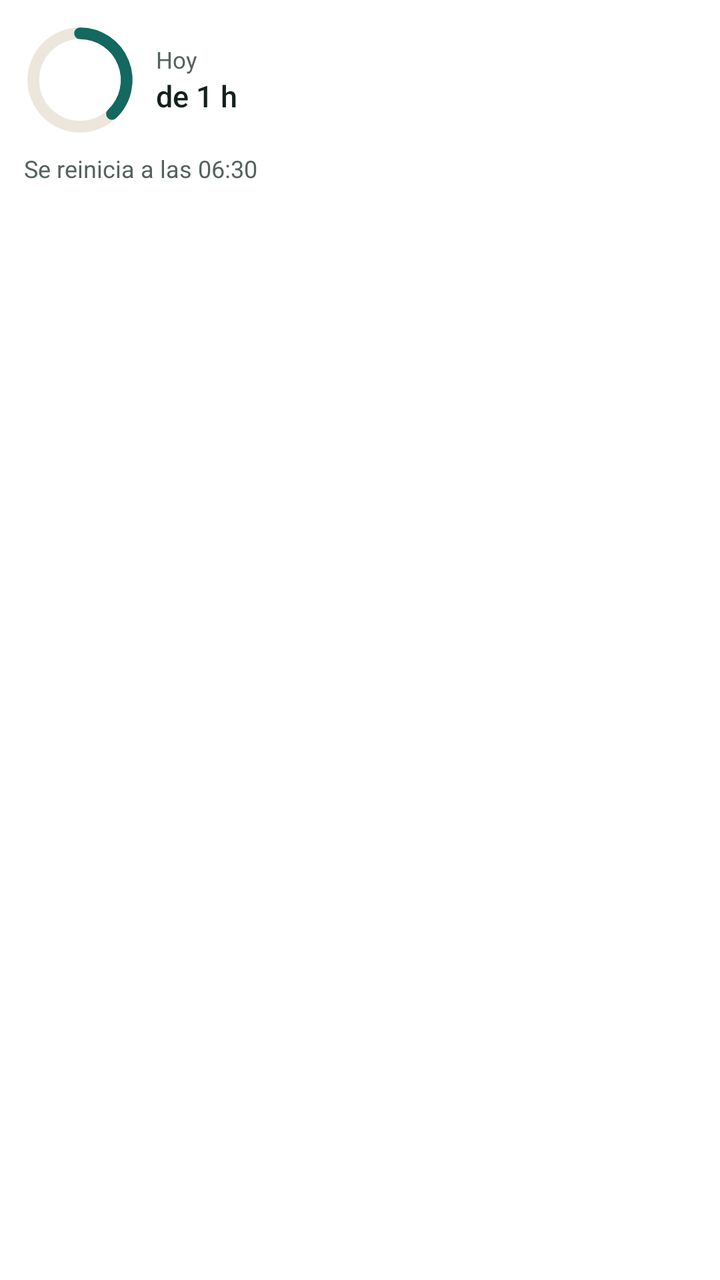
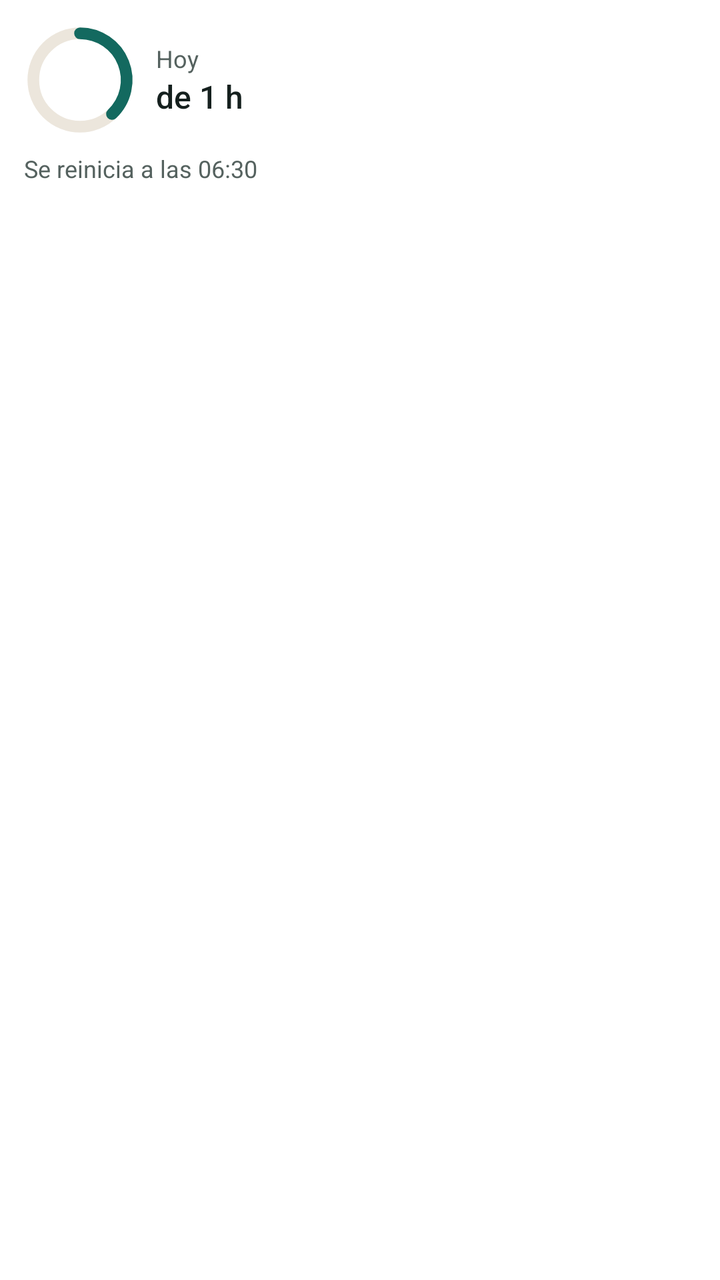

Two renders of the same Android screen: before a commit and after it. Below are the layout's source before the change and the commit's diff.
<!-- AndroidManifest.xml: application theme AppTheme -->
<!-- res/layout/widget_today.xml -->
<?xml version="1.0" encoding="utf-8"?>
<LinearLayout xmlns:android="http://schemas.android.com/apk/res/android"
    android:id="@+id/w_root"
    android:layout_width="match_parent"
    android:layout_height="match_parent"
    android:background="@drawable/widget_bg"
    android:orientation="vertical"
    android:padding="12dp">

    <LinearLayout
        android:layout_width="match_parent"
        android:layout_height="wrap_content"
        android:gravity="center_vertical"
        android:orientation="horizontal">

        <ImageView
            android:id="@+id/w_ring"
            android:layout_width="56dp"
            android:layout_height="56dp"
            android:contentDescription="@string/widget_title"
            android:src="@drawable/widget_ring_preview" />

        <LinearLayout
            android:layout_width="0dp"
            android:layout_height="wrap_content"
            android:layout_marginStart="10dp"
            android:layout_weight="1"
            android:orientation="vertical">

            <TextView
                android:id="@+id/w_title"
                android:layout_width="wrap_content"
                android:layout_height="wrap_content"
                android:text="@string/widget_title"
                android:textColor="@color/brand_text_muted"
                android:textSize="11.5sp" />

            <TextView
                android:id="@+id/w_limit"
                android:layout_width="wrap_content"
                android:layout_height="wrap_content"
                android:ellipsize="end"
                android:fontFamily="sans-serif-medium"
                android:maxLines="1"
                android:text="@string/widget_preview_limit"
                android:textColor="@color/brand_text"
                android:textSize="15sp" />
        </LinearLayout>
    </LinearLayout>

    <TextView
        android:id="@+id/w_status"
        android:layout_width="wrap_content"
        android:layout_height="0dp"
        android:layout_marginTop="8dp"
        android:layout_weight="1"
        android:ellipsize="end"
        android:maxLines="2"
        android:text="@string/widget_preview_status"
        android:textColor="@color/brand_text_muted"
        android:textSize="12sp" />

    <LinearLayout
        android:layout_width="wrap_content"
        android:layout_height="wrap_content"
        android:orientation="horizontal">

        <ImageView
            android:id="@+id/w_ig"
            android:layout_width="34dp"
            android:layout_height="34dp"
            android:contentDescription="@string/label_ig"
            android:src="@mipmap/ic_ig" />

        <ImageView
            android:id="@+id/w_yt"
            android:layout_width="34dp"
            android:layout_height="34dp"
            android:layout_marginStart="8dp"
            android:contentDescription="@string/label_yt"
            android:src="@mipmap/ic_yt" />
    </LinearLayout>
</LinearLayout>
<!-- resources referenced by this layout -->
<resources>
  <color name="brand_text">#15201E</color>
  <color name="brand_text_muted">#55625F</color>
  <!-- drawable widget_bg (drawable) -->
  <?xml version="1.0" encoding="utf-8"?>
  <shape xmlns:android="http://schemas.android.com/apk/res/android" android:shape="rectangle">
      <solid android:color="@color/brand_surface" />
      <corners android:radius="24dp" />
  </shape>
  <!-- drawable widget_ring_preview (drawable) -->
  <vector xmlns:android="http://schemas.android.com/apk/res/android"
      android:width="48dp" android:height="48dp"
      android:viewportWidth="48" android:viewportHeight="48">
      <path android:pathData="M4,24 a20,20 0 1,0 40,0 a20,20 0 1,0 -40,0" android:strokeColor="@color/brand_surface_alt"
          android:strokeWidth="5" android:fillColor="#00000000" />
      <path android:pathData="M24,4 A20,20 0 0,1 37.69,38.58" android:strokeColor="@color/brand_primary"
          android:strokeWidth="5" android:strokeLineCap="round" android:fillColor="#00000000" />
  </vector>
  <!-- mipmap ic_ig (mipmap-anydpi-v26) -->
  <?xml version="1.0" encoding="utf-8"?>
  <adaptive-icon xmlns:android="http://schemas.android.com/apk/res/android">
      <background android:drawable="@drawable/ic_ig_bg" />
      <foreground android:drawable="@drawable/ic_ig_fg" />
      <monochrome android:drawable="@drawable/ic_ig_mono" />
  </adaptive-icon>
  <!-- mipmap ic_yt (mipmap-anydpi-v26) -->
  <?xml version="1.0" encoding="utf-8"?>
  <adaptive-icon xmlns:android="http://schemas.android.com/apk/res/android">
      <background android:drawable="@drawable/ic_yt_bg" />
      <foreground android:drawable="@drawable/ic_yt_fg" />
      <monochrome android:drawable="@drawable/ic_yt_mono" />
  </adaptive-icon>
  <string name="label_ig">IG Lite</string>
  <string name="label_yt">YT Lite</string>
  <string name="widget_preview_limit">de 1 h</string>
  <string name="widget_preview_status">Se reinicia a las 06:30</string>
  <string name="widget_title">Hoy</string>
  <color name="brand_surface">#FFFFFF</color>
  <color name="brand_surface_alt">#ECE6DC</color>
  <color name="brand_primary">#13695F</color>
  <style name="BrandDialog" parent="BrandDialogBase">
          <item name="android:windowBackground">@drawable/dialog_bg</item>
          <item name="android:colorBackground">@color/brand_surface</item>
          <item name="android:colorAccent">@color/brand_primary</item>
          <item name="android:textColorPrimary">@color/brand_text</item>
          <item name="android:textColorSecondary">@color/brand_text_muted</item>
          <item name="android:textColorAlertDialogListItem">@color/brand_text</item>
          <item name="android:buttonBarButtonStyle">@style/BrandDialogButton</item>
      </style>
  <color name="logo_deep">#0F3B3A</color>
  <color name="logo_sun">#F4A93D</color>
  <style name="BrandDialogBase" parent="android:Theme.Material.Light.Dialog.Alert" />
  <!-- drawable dialog_bg (drawable) -->
  <?xml version="1.0" encoding="utf-8"?>
  <inset xmlns:android="http://schemas.android.com/apk/res/android"
      android:insetLeft="24dp"
      android:insetRight="24dp"
      android:insetTop="24dp"
      android:insetBottom="24dp">
      <shape android:shape="rectangle">
          <corners android:radius="28dp" />
          <solid android:color="@color/brand_surface" />
      </shape>
  </inset>
  <style name="BrandDialogButton" parent="android:Widget.Material.Button.Borderless.Colored">
          <item name="android:textAllCaps">false</item>
          <item name="android:textSize">15sp</item>
          <item name="android:fontFamily">sans-serif-medium</item>
          <item name="android:textColor">@color/brand_primary</item>
          <item name="android:minHeight">48dp</item>
      </style>
  <!-- unchanged entries left out for length: 7 -->
</resources>

<!-- the commit's change to res/layout/widget_today.xml (unified diff, before → after) -->
@@ -33,7 +33,7 @@
                 android:layout_height="wrap_content"
                 android:text="@string/widget_title"
                 android:textColor="@color/brand_text_muted"
-                android:textSize="11.5sp" />
+                android:textSize="12sp" />
 
             <TextView
                 android:id="@+id/w_limit"
@@ -44,7 +44,7 @@
                 android:maxLines="1"
                 android:text="@string/widget_preview_limit"
                 android:textColor="@color/brand_text"
-                android:textSize="15sp" />
+                android:textSize="16sp" />
         </LinearLayout>
     </LinearLayout>
 
